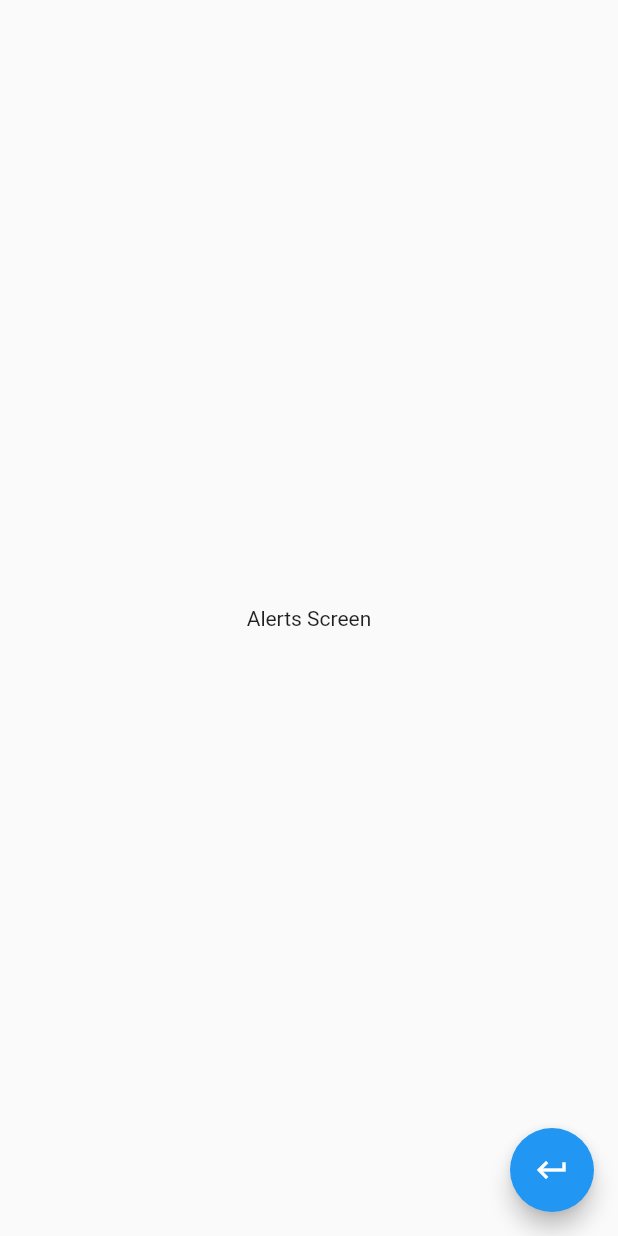
After one commit to Leonel-David-Navarro-Meneses/componentes, a Flutter app: the screen it shows after launch, after a tap on "Tarma Roving", on a phone screen of 412 x 824 dp. The commit adds this screen. Run offline on Flutter 3.47's test engine with Material 2 defaults, Android fonts, the phone set to English and light mode, and no system bars.

Commit message:
screends

```diff
--- a/lib/main.dart
+++ b/lib/main.dart
@@ -1,3 +1,4 @@
+import 'package:componentes/ui/screens/alerts_screen.dart';
 import 'package:componentes/ui/screens/home_page_temp.dart';
 import 'package:flutter/material.dart';
 
@@ -8,10 +9,19 @@ class MyApp extends StatelessWidget {
 
   @override
   Widget build(BuildContext context) {
-    return const MaterialApp(
-      title: 'App Compnentes',
-      debugShowCheckedModeBanner: false,
-      home: HomePageTemp(),
-    );
+    return MaterialApp(
+        title: 'App Componentes',
+        debugShowCheckedModeBanner: false,
+        //  home: HomePageTemp(),
+        initialRoute: '/',
+        routes: <String, WidgetBuilder>{
+          '/': (BuildContext context) => const HomePageTemp(),
+          'alert': (BuildContext context) => const AlertsScreen(),
+        },
+        onGenerateRoute: (RouteSettings settings) {
+          print('Ruta llamada: ${settings.name}');
+          return MaterialPageRoute(
+              builder: (BuildContext context) => const AlertsScreen());
+        });
   }
 }
--- /dev/null
+++ b/lib/ui/screens/alerts_screen.dart
@@ -0,0 +1,20 @@
+import 'package:flutter/material.dart';
+
+class AlertsScreen extends StatelessWidget {
+  const AlertsScreen({super.key});
+
+  @override
+  Widget build(BuildContext context) {
+    return Scaffold(
+      body: const Center(
+        child: Text('Alerts Screen'),
+      ),
+      floatingActionButton: FloatingActionButton(
+        onPressed: () {
+          Navigator.pop(context);
+        },
+        child: const Icon(Icons.keyboard_return_outlined),
+      ),
+    );
+  }
+}
--- a/lib/ui/screens/home_page_temp.dart
+++ b/lib/ui/screens/home_page_temp.dart
@@ -1,4 +1,5 @@
 import 'package:componentes/providers/menu_provider.dart';
+import 'package:componentes/ui/screens/alerts_screen.dart';
 import 'package:flutter/material.dart';
 import 'package:componentes/utils/icons_mapping.dart';
 
@@ -29,17 +30,18 @@ Widget _lista() {
   // );
   return FutureBuilder(
     future: menuProvider.loadData(),
+    initialData: const [],
     builder: (BuildContext context, AsyncSnapshot<List<dynamic>> snapshot) {
       //     print('builder: ');
       //   print(snapshot.data);
       return ListView(
-        children: _listaItems(snapshot.data as List<dynamic>),
+        children: _listaItems(snapshot.data as List<dynamic>, context),
       );
     },
   );
 }
 
-List<Widget> _listaItems(List<dynamic> data) {
+List<Widget> _listaItems(List<dynamic> data, BuildContext context) {
   final List<Widget> opciones = [];
   IconMapping iconMap = const IconMapping();
 
@@ -52,7 +54,13 @@ List<Widget> _listaItems(List<dynamic> data) {
         color: Colors.blue,
       ),
       subtitle: Text(opt['texto2']),
-      onTap: () {},
+      onTap: () {
+        // final route = MaterialPageRoute(builder: (context) {
+        //   return const AlertsScreen();
+        // });
+        Navigator.pushNamed(context, opt['ruta']);
+        //    Navigator.push(context, route);
+      },
     );
     opciones
       ..add(tile)
```
Also changed, not shown: lib/ui/screens/inputs_screen.dart (added, +12 -0 lines).
